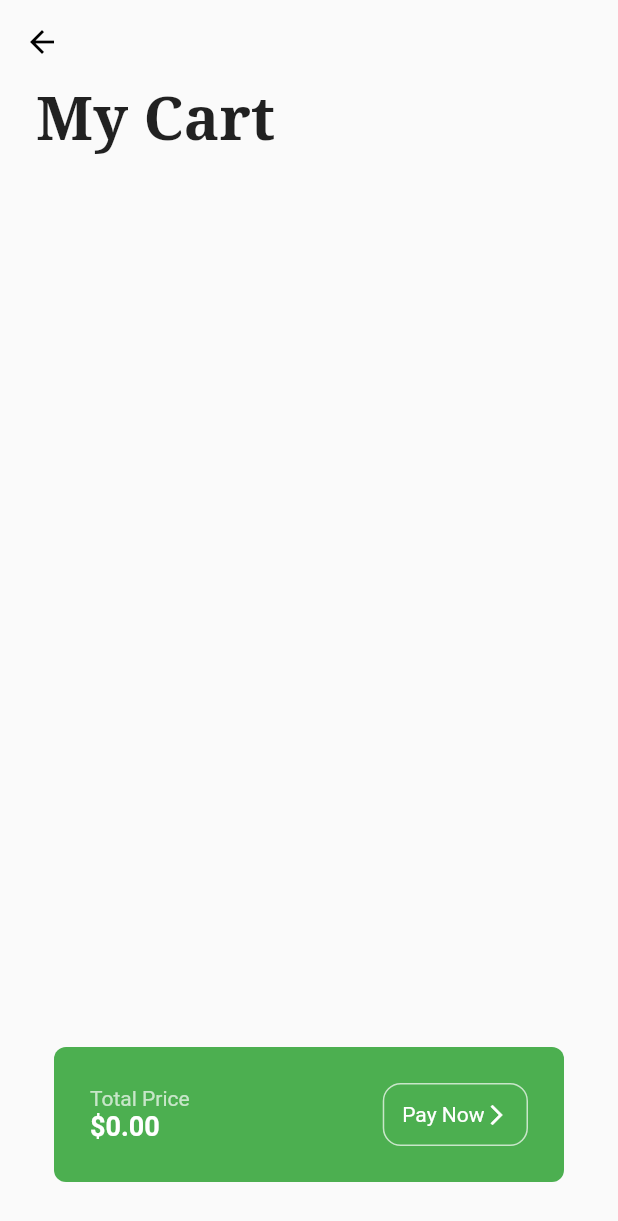
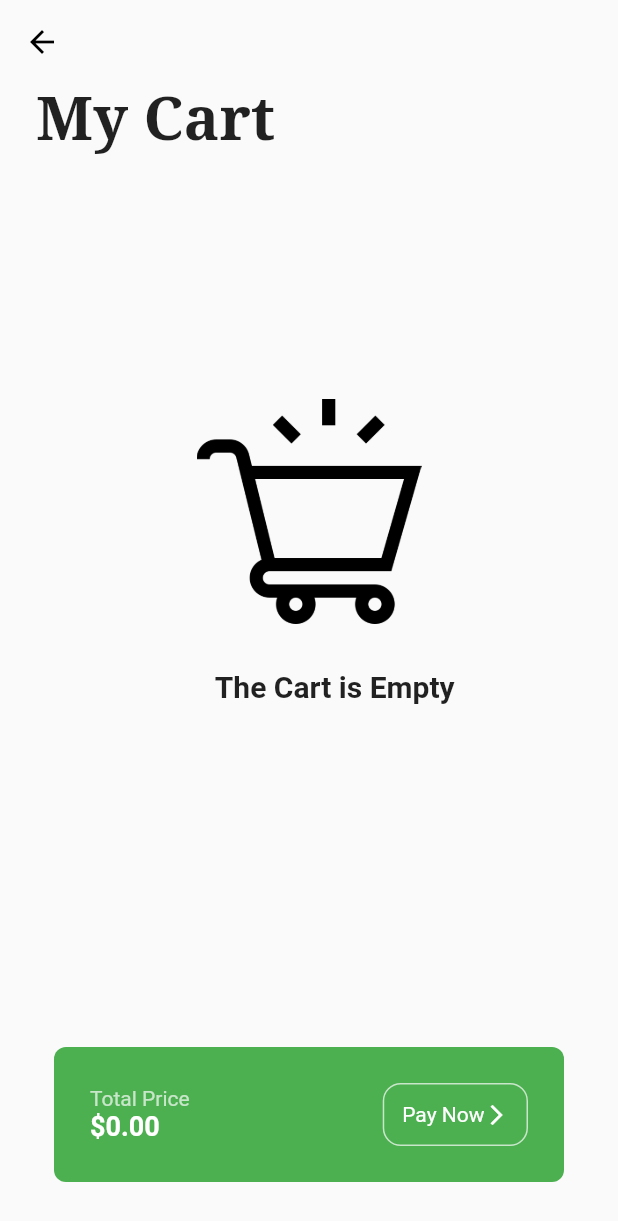
Before and after one commit to allenkuttookaransajan/grocery_shop, a Flutter app: the CartPage screen opened directly, on a phone screen of 412 x 824 dp. Shown: the top 1221 px of the screen. Run offline on Flutter 3.47's test engine with Material 2 defaults, Android fonts, the phone set to English and light mode, and no system bars; our stand-ins replace google_fonts.

Commit message:
empty cart

```diff
--- a/lib/model/cart_model.dart
+++ b/lib/model/cart_model.dart
@@ -8,7 +8,7 @@ class CartModel extends ChangeNotifier {
     ["Water", "1.00", "lib/images/water.png", Colors.blue],
   ];
 
-  List _cartItems = [];
+  final List _cartItems = [];
 
   get shopItems => _shopItems;
 
--- a/lib/pages/cart_page.dart
+++ b/lib/pages/cart_page.dart
@@ -30,14 +30,36 @@ class CartPage extends StatelessWidget {
                 ),
               ),
               Expanded(
-                child: ListView.builder(
+                child: value.cartItems.length == 0
+                    ? Center(
+                        child: Column(
+                          mainAxisAlignment: MainAxisAlignment.center,
+                          children: [
+                            Image.asset(
+                              'lib/images/empty_cart.png',
+                              height: 150,
+                            ),
+                            const Padding(
+                              padding: EdgeInsets.all(30),
+                              child: Text(
+                                "       The Cart is Empty",
+                                style: TextStyle(
+                                  fontSize: 20,
+                                  fontWeight: FontWeight.bold,
+                                ),
+                              ),
+                            ),
+                          ],
+                        ),
+                      )
+                    : ListView.builder(
                         itemCount: value.cartItems.length,
                         padding: const EdgeInsets.all(12.0),
                         itemBuilder: (context, index) {
                           return Padding(
                             padding: const EdgeInsets.all(12.0),
                             child: Container(
-                        padding: EdgeInsets.all(15),
+                              padding: const EdgeInsets.all(15),
                               decoration: BoxDecoration(
                                 color: Colors.grey[200],
                                 borderRadius: BorderRadius.circular(8),
@@ -49,11 +71,14 @@ class CartPage extends StatelessWidget {
                                 ),
                                 title: Text(value.cartItems[index][0]),
                                 // ignore: prefer_interpolation_to_compose_strings
-                          subtitle: Text('\$' + value.cartItems[index][1]),
+                                subtitle:
+                                    // ignore: prefer_interpolation_to_compose_strings
+                                    Text('\$' + value.cartItems[index][1]),
                                 trailing: IconButton(
                                   icon: const Icon(Icons.cancel),
-                            onPressed: () =>
-                                Provider.of<CartModel>(context, listen: false)
+                                  onPressed: () => Provider.of<CartModel>(
+                                          context,
+                                          listen: false)
                                       .removeItemFromCart(index),
                                 ),
                               ),
```
Also changed, not shown: lib/images/empty_cart.png (added). Lines whose indentation alone changed are shown as unchanged.
